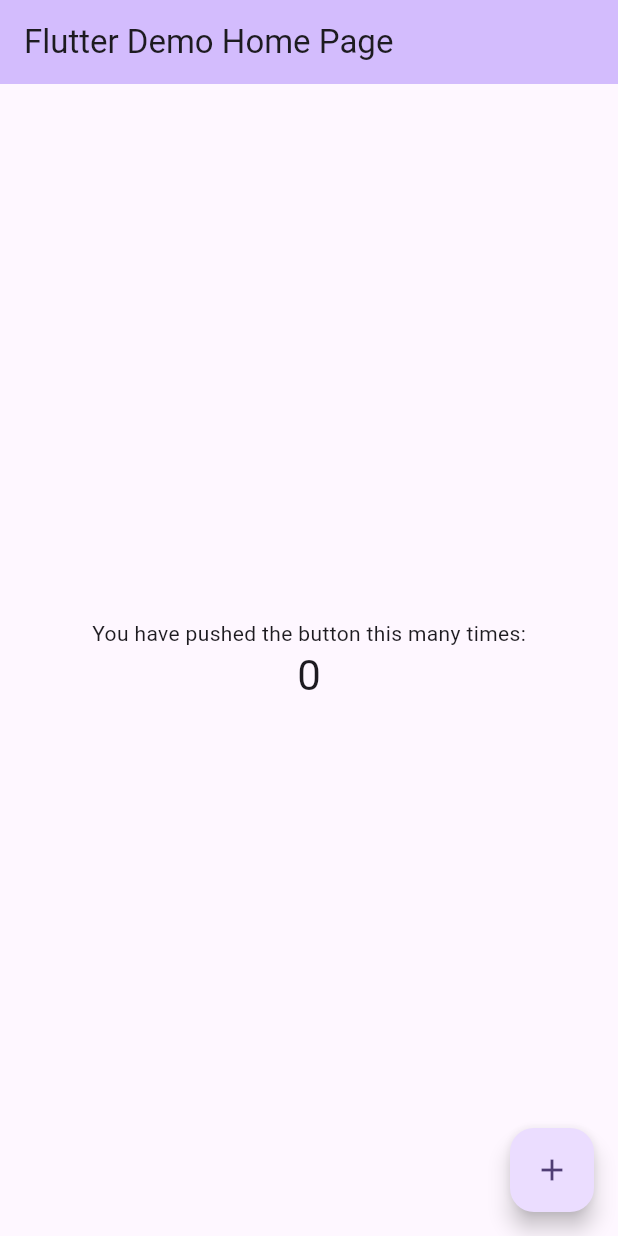
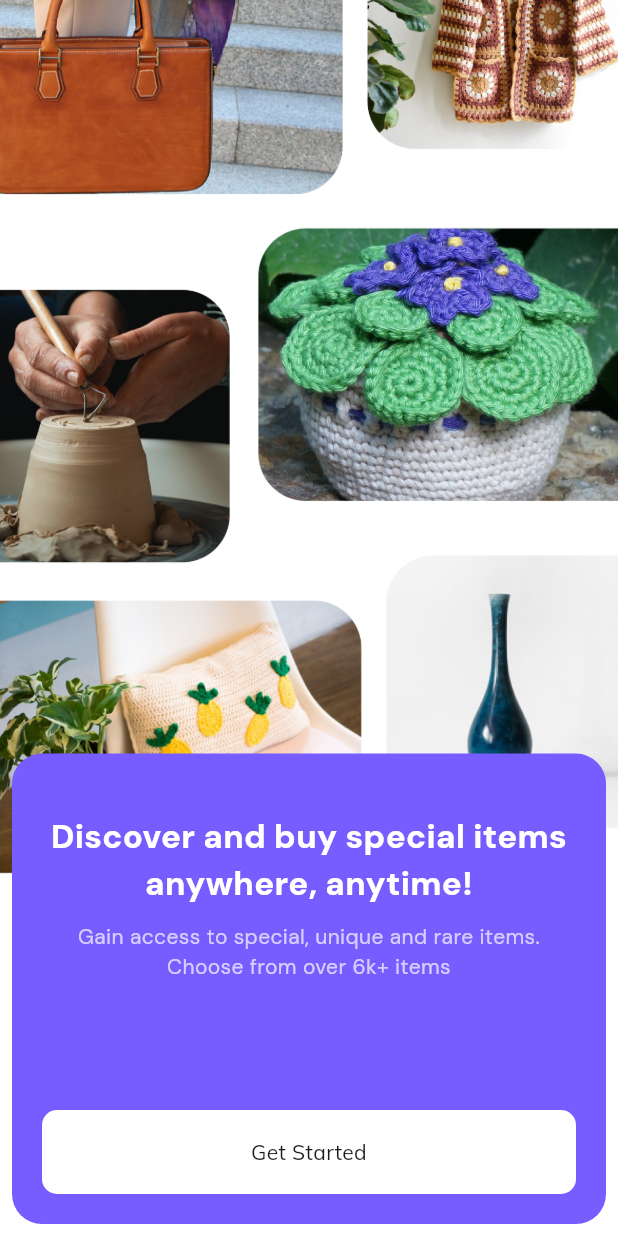
Before and after one commit to bjamyl/begho_mobile, a Flutter app: the screen it shows after launch, on a phone screen of 412 x 824 dp. Run offline on Flutter 3.47's test engine with Material 3 defaults, Android fonts, the phone set to English and light mode, and no system bars; our stand-ins replace google_fonts.

Commit message:
feat: create onboarding widgets

```diff
--- /dev/null
+++ b/lib/constants.dart
@@ -0,0 +1,13 @@
+import "package:flutter/material.dart";
+
+class Spacing {
+  static const double minPad = 16;
+  static const double maxPad = 24;
+}
+
+class AppColors {
+  static const Color blackMain = Color(0xFF1C1A1A);
+  static const Color blackShade = Color(0xFF4D4D50);
+  static const Color blue = Color(0xFF775CFF);
+  static const Color ash = Color(0xFF838282);
+}
--- a/lib/main.dart
+++ b/lib/main.dart
@@ -1,4 +1,5 @@
 import 'package:flutter/material.dart';
+import './src/auth/views/onboarding_screen.dart';
 
 void main() {
   runApp(const MyApp());
@@ -11,90 +12,15 @@ class MyApp extends StatelessWidget {
   @override
   Widget build(BuildContext context) {
     return MaterialApp(
-      title: 'Flutter Demo',
+      debugShowCheckedModeBanner: false,
+      title: 'Begho',
       theme: ThemeData(
+        bottomSheetTheme:
+            BottomSheetThemeData(backgroundColor: Colors.white.withOpacity(0)),
         colorScheme: ColorScheme.fromSeed(seedColor: Colors.deepPurple),
         useMaterial3: true,
       ),
-      home: const MyHomePage(title: 'Flutter Demo Home Page'),
+      home: const OnboardingScreen(),
     );
   }
 }
-
-class MyHomePage extends StatefulWidget {
-  const MyHomePage({super.key, required this.title});
-  final String title;
-
-  @override
-  State<MyHomePage> createState() => _MyHomePageState();
-}
-
-class _MyHomePageState extends State<MyHomePage> {
-  int _counter = 0;
-
-  void _incrementCounter() {
-    setState(() {
-      // This call to setState tells the Flutter framework that something has
-      // changed in this State, which causes it to rerun the build method below
-      // so that the display can reflect the updated values. If we changed
-      // _counter without calling setState(), then the build method would not be
-      // called again, and so nothing would appear to happen.
-      _counter++;
-    });
-  }
-
-  @override
-  Widget build(BuildContext context) {
-    // This method is rerun every time setState is called, for instance as done
-    // by the _incrementCounter method above.
-    //
-    // The Flutter framework has been optimized to make rerunning build methods
-    // fast, so that you can just rebuild anything that needs updating rather
-    // than having to individually change instances of widgets.
-    return Scaffold(
-      appBar: AppBar(
-        // TRY THIS: Try changing the color here to a specific color (to
-        // Colors.amber, perhaps?) and trigger a hot reload to see the AppBar
-        // change color while the other colors stay the same.
-        backgroundColor: Theme.of(context).colorScheme.inversePrimary,
-        // Here we take the value from the MyHomePage object that was created by
-        // the App.build method, and use it to set our appbar title.
-        title: Text(widget.title),
-      ),
-      body: Center(
-        // Center is a layout widget. It takes a single child and positions it
-        // in the middle of the parent.
-        child: Column(
-          // Column is also a layout widget. It takes a list of children and
-          // arranges them vertically. By default, it sizes itself to fit its
-          // children horizontally, and tries to be as tall as its parent.
-          //
-          // Column has various properties to control how it sizes itself and
-          // how it positions its children. Here we use mainAxisAlignment to
-          // center the children vertically; the main axis here is the vertical
-          // axis because Columns are vertical (the cross axis would be
-          // horizontal).
-          //
-          // TRY THIS: Invoke "debug painting" (choose the "Toggle Debug Paint"
-          // action in the IDE, or press "p" in the console), to see the
-          // wireframe for each widget.
-          mainAxisAlignment: MainAxisAlignment.center,
-          children: <Widget>[
-            const Text(
-              'You have pushed the button this many times:',
-            ),
-            Text(
-              '$_counter',
-              style: Theme.of(context).textTheme.headlineMedium,
-            ),
-          ],
-        ),
-      ),
-      floatingActionButton: FloatingActionButton(
-        onPressed: _incrementCounter,
-        tooltip: 'Increment',
-        child: const Icon(Icons.add),
-      ), // This trailing comma makes auto-formatting nicer for build methods.
-    );
-  }
-}
--- /dev/null
+++ b/lib/shared/layout.dart
@@ -0,0 +1,16 @@
+import 'package:begho_mobile/constants.dart';
+import 'package:flutter/material.dart';
+
+class Layout extends StatelessWidget {
+  const Layout({super.key, required this.child});
+
+  final Widget child;
+
+  @override
+  Widget build(BuildContext context) {
+    return Padding(
+      padding: const EdgeInsets.all(Spacing.minPad),
+      child: child,
+    );
+  }
+}
--- a/lib/src/auth/views/onboarding_screen.dart
+++ b/lib/src/auth/views/onboarding_screen.dart
@@ -0,0 +1,25 @@
+import 'package:flutter/material.dart';
+import '../widgets/onboarding_bottomsheet.dart';
+
+class OnboardingScreen extends StatefulWidget {
+  const OnboardingScreen({super.key});
+
+  @override
+  State<OnboardingScreen> createState() => _OnboardingScreenState();
+}
+
+class _OnboardingScreenState extends State<OnboardingScreen> {
+  @override
+  Widget build(BuildContext context) {
+    Size size = MediaQuery.of(context).size;
+    return Scaffold(
+      bottomSheet: OnboardingBottomSheet(size: size),
+      body: Container(
+        decoration: const BoxDecoration(
+          image: DecorationImage(
+              fit: BoxFit.cover, image: AssetImage("assets/images/ob.jpg")),
+        ),
+      ),
+    );
+  }
+}
--- /dev/null
+++ b/lib/src/auth/widgets/onboarding_bottomsheet.dart
@@ -0,0 +1,69 @@
+import 'package:flutter/material.dart';
+import 'package:google_fonts/google_fonts.dart';
+import '../../../constants.dart';
+
+class OnboardingBottomSheet extends StatelessWidget {
+  const OnboardingBottomSheet({
+    super.key,
+    required this.size,
+  });
+
+  final Size size;
+
+  @override
+  Widget build(BuildContext context) {
+    return Container(
+      height: size.height * 0.4,
+      color: Colors.white.withOpacity(0),
+      padding: const EdgeInsets.all(8),
+      child: Container(
+        padding: const EdgeInsets.all(20),
+        decoration: BoxDecoration(
+          borderRadius: BorderRadius.circular(20),
+          color: AppColors.blue,
+        ),
+        child: Column(
+          mainAxisAlignment: MainAxisAlignment.spaceBetween,
+          children: <Widget>[
+            Padding(
+              padding: const EdgeInsets.only(top: 20),
+              child: Column(
+                children: <Widget>[
+                  Text(
+                    "Discover and buy special items anywhere, anytime!",
+                    textAlign: TextAlign.center,
+                    style: GoogleFonts.dmSans(
+                        fontSize: 22,
+                        fontWeight: FontWeight.w800,
+                        color: Colors.white),
+                  ),
+                  const SizedBox(
+                    height: 10,
+                  ),
+                  Text(
+                    "Gain access to special, unique and rare items. Choose from over 6k+ items",
+                    textAlign: TextAlign.center,
+                    style: GoogleFonts.dmSans(
+                        color: Colors.white.withOpacity(0.7)),
+                  )
+                ],
+              ),
+            ),
+            Container(
+              decoration: BoxDecoration(
+                  borderRadius: BorderRadius.circular(10),
+                  color: Colors.white),
+              width: double.infinity,
+              padding: const EdgeInsets.symmetric(vertical: 18),
+              child: Text(
+                'Get Started',
+                style: GoogleFonts.mulish(color: AppColors.blackMain),
+                textAlign: TextAlign.center,
+              ),
+            )
+          ],
+        ),
+      ),
+    );
+  }
+}
```
Also changed, not shown: pubspec.yaml (+6 -2 lines), assets/images/homescreen.jpg (added), assets/images/ob.jpg (added), pubspec.lock, 1 other file.
